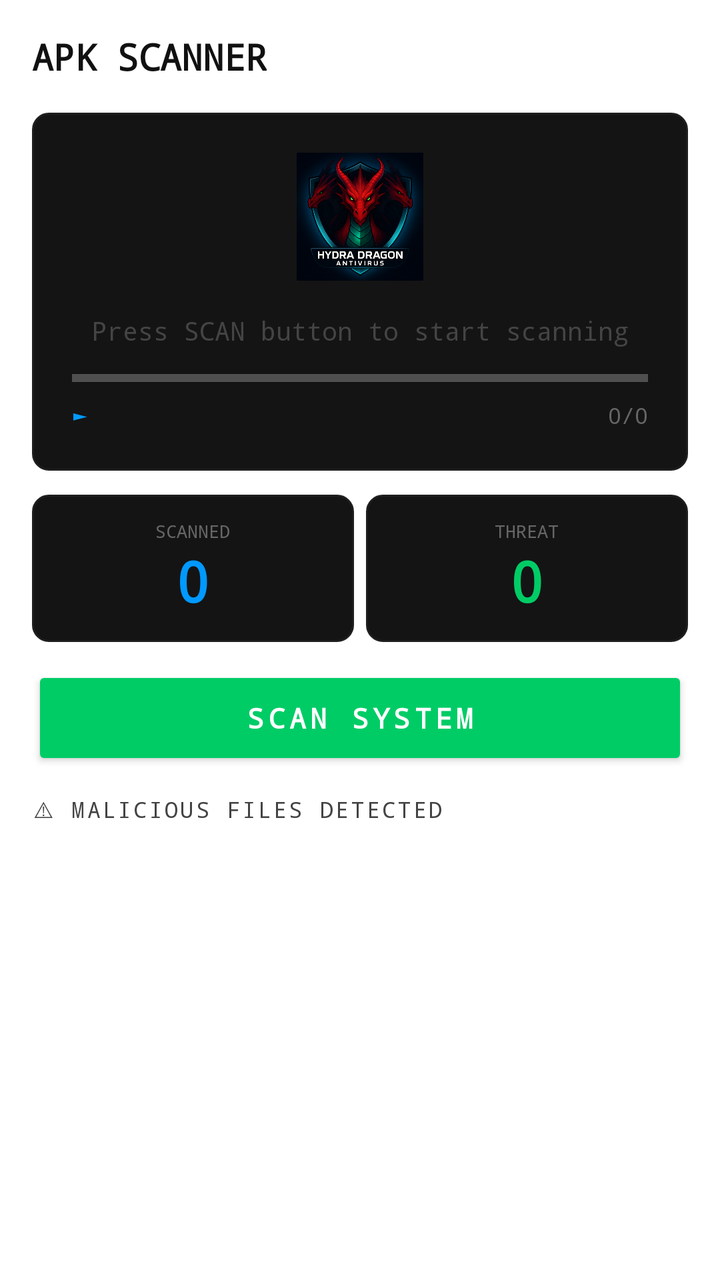
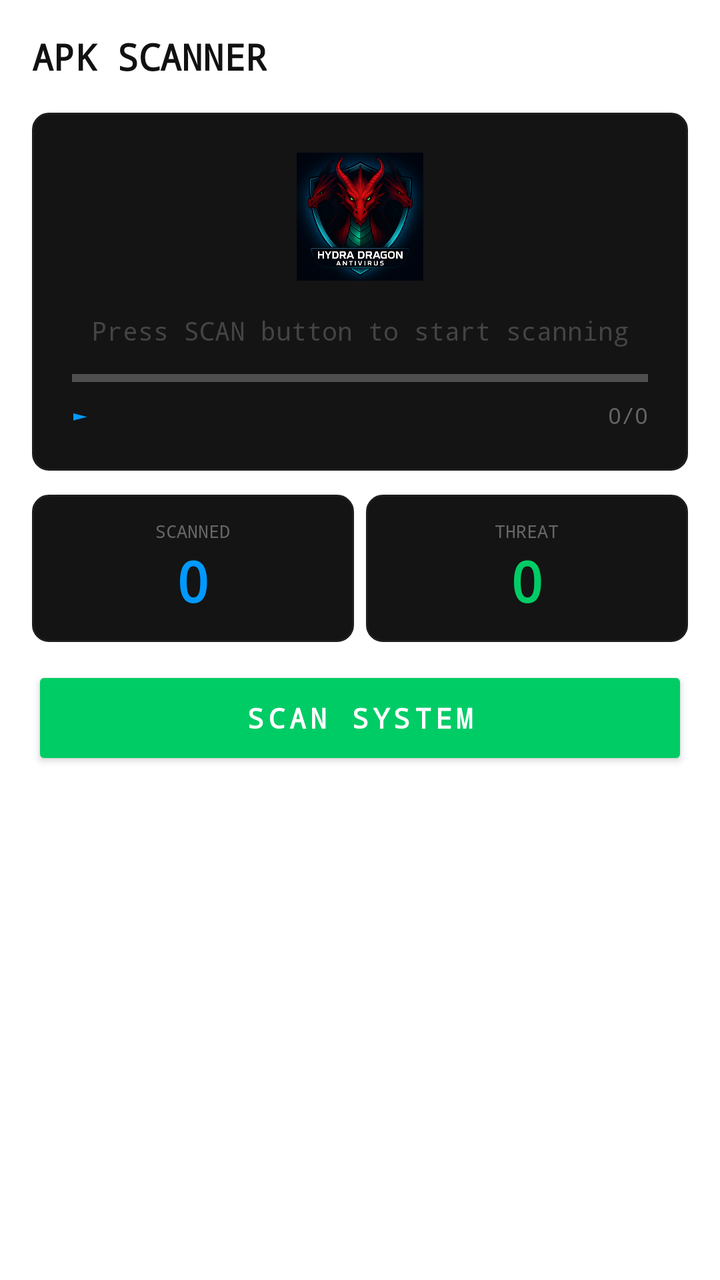

Screens rendered from an Android XML layout before and after an edit, with the pre-edit source and the edit as a unified diff.
<!-- AndroidManifest.xml: application theme Theme.HydraDragon -->
<!-- res/layout/fragment_scan.xml -->
<?xml version="1.0" encoding="utf-8"?>
<LinearLayout
    xmlns:android="http://schemas.android.com/apk/res/android"
    android:layout_width="match_parent"
    android:layout_height="match_parent"
    android:orientation="vertical"
    android:background="@color/bg_primary"
    android:padding="16dp">

    
    <TextView
        android:layout_width="wrap_content"
        android:layout_height="wrap_content"
        android:text="@string/apk_scanner"
        android:textColor="@color/text_primary"
        android:textSize="18sp"
        android:fontFamily="monospace"
        android:textStyle="bold"
        android:layout_marginBottom="16dp"/>

    
    <LinearLayout
        android:layout_width="match_parent"
        android:layout_height="wrap_content"
        android:orientation="vertical"
        android:background="@drawable/bg_card_dark"
        android:padding="20dp"
        android:gravity="center"
        android:layout_marginBottom="12dp">

        
        <ImageView
            android:id="@+id/iv_scanner_icon"
            android:layout_width="64dp"
            android:layout_height="64dp"
            android:src="@drawable/ic_scanner"
            android:layout_marginBottom="16dp"/>

        
        <TextView
            android:id="@+id/tv_scan_status"
            android:layout_width="match_parent"
            android:layout_height="wrap_content"
            android:text="@string/scan_prompt"
            android:textColor="@color/text_secondary"
            android:textSize="13sp"
            android:fontFamily="monospace"
            android:gravity="center"
            android:layout_marginBottom="12dp"/>

        
        <ProgressBar
            android:id="@+id/scan_progress"
            style="?android:attr/progressBarStyleHorizontal"
            android:layout_width="match_parent"
            android:layout_height="6dp"
            android:progressTint="@color/neon_green"
            android:progressBackgroundTint="@color/bg_secondary"
            android:max="100"
            android:progress="0"
            android:layout_marginBottom="8dp"/>

        
        <LinearLayout
            android:layout_width="match_parent"
            android:layout_height="wrap_content"
            android:orientation="horizontal">

            <TextView
                android:id="@+id/tv_current_app"
                android:layout_width="0dp"
                android:layout_height="wrap_content"
                android:layout_weight="1"
                android:text="►"
                android:textColor="@color/neon_cyan"
                android:textSize="11sp"
                android:fontFamily="monospace"
                android:ellipsize="middle"
                android:singleLine="true"/>

            <TextView
                android:id="@+id/tv_progress_text"
                android:layout_width="wrap_content"
                android:layout_height="wrap_content"
                android:text="0/0"
                android:textColor="@color/text_dim"
                android:textSize="11sp"
                android:fontFamily="monospace"/>
        </LinearLayout>
    </LinearLayout>

    
    <LinearLayout
        android:layout_width="match_parent"
        android:layout_height="wrap_content"
        android:orientation="horizontal"
        android:layout_marginBottom="12dp">

        <LinearLayout
            android:layout_width="0dp"
            android:layout_height="wrap_content"
            android:layout_weight="1"
            android:orientation="vertical"
            android:background="@drawable/bg_card_dark"
            android:padding="12dp"
            android:gravity="center"
            android:layout_marginEnd="6dp">

            <TextView
                android:layout_width="wrap_content"
                android:layout_height="wrap_content"
                android:text="@string/scanned"
                android:textColor="@color/text_dim"
                android:textSize="9sp"
                android:fontFamily="monospace"/>

            <TextView
                android:id="@+id/tv_scanned_count"
                android:layout_width="wrap_content"
                android:layout_height="wrap_content"
                android:text="0"
                android:textColor="@color/neon_cyan"
                android:textSize="28sp"
                android:fontFamily="monospace"
                android:textStyle="bold"/>
        </LinearLayout>

        <LinearLayout
            android:layout_width="0dp"
            android:layout_height="wrap_content"
            android:layout_weight="1"
            android:orientation="vertical"
            android:background="@drawable/bg_card_dark"
            android:padding="12dp"
            android:gravity="center">

            <TextView
                android:layout_width="wrap_content"
                android:layout_height="wrap_content"
                android:text="@string/threat"
                android:textColor="@color/text_dim"
                android:textSize="9sp"
                android:fontFamily="monospace"/>

            <TextView
                android:id="@+id/tv_threat_count"
                android:layout_width="wrap_content"
                android:layout_height="wrap_content"
                android:text="0"
                android:textColor="@color/neon_green"
                android:textSize="28sp"
                android:fontFamily="monospace"
                android:textStyle="bold"/>
        </LinearLayout>
    </LinearLayout>

    
    <Button
        android:id="@+id/btn_start_scan"
        android:layout_width="match_parent"
        android:layout_height="52dp"
        android:text="@string/scan_system"
        android:textColor="@color/bg_primary"
        android:fontFamily="monospace"
        android:textStyle="bold"
        android:letterSpacing="0.15"
        android:backgroundTint="@color/neon_green"
        android:layout_marginBottom="12dp"/>

    
    <TextView
        android:layout_width="wrap_content"
        android:layout_height="wrap_content"
        android:text="@string/found_threats"
        android:textColor="@color/text_secondary"
        android:textSize="11sp"
        android:fontFamily="monospace"
        android:letterSpacing="0.1"
        android:layout_marginBottom="8dp"/>

    <androidx.recyclerview.widget.RecyclerView
        android:id="@+id/rv_threats"
        android:layout_width="match_parent"
        android:layout_height="0dp"
        android:layout_weight="1"/>

</LinearLayout>
<!-- resources referenced by this layout -->
<resources>
  <color name="bg_primary">#FFFFFF</color>
  <color name="bg_secondary">#F5F5F5</color>
  <color name="neon_cyan">#0099FF</color>
  <color name="neon_green">#00CC66</color>
  <color name="text_dim">#666666</color>
  <color name="text_primary">#111111</color>
  <color name="text_secondary">#444444</color>
  <!-- drawable bg_card_dark (drawable) -->
  <?xml version="1.0" encoding="utf-8"?>
  <shape xmlns:android="http://schemas.android.com/apk/res/android"
      android:shape="rectangle">
      <solid android:color="#141414"/>
      <corners android:radius="8dp"/>
      <stroke android:width="1dp" android:color="#1E1E1E"/>
  </shape>
  <!-- drawable ic_scanner: png bitmap (drawable, 730476 bytes) -->
  <string name="apk_scanner">APK SCANNER</string>
  <string name="found_threats">⚠ MALICIOUS FILES DETECTED</string>
  <string name="scan_prompt">Press SCAN button to start scanning</string>
  <string name="scan_system">SCAN SYSTEM</string>
  <string name="scanned">SCANNED</string>
  <string name="threat">THREAT</string>
  <style name="Theme.HydraDragon" parent="Theme.AppCompat.DayNight.NoActionBar">
          <item name="colorPrimary">@color/neon_green</item>
          <item name="colorPrimaryDark">@color/bg_primary</item>
          <item name="colorAccent">@color/neon_cyan</item>
          <item name="android:windowBackground">@color/bg_primary</item>
          <item name="android:statusBarColor">@color/bg_primary</item>
          <item name="android:navigationBarColor">@color/nav_bg</item>
      </style>
  <color name="nav_bg">#0C1017</color>
</resources>

<!-- the commit's change to res/layout/fragment_scan.xml (unified diff, before → after) -->
@@ -169,6 +169,7 @@
 
     
     <TextView
+        android:id="@+id/tv_threat_label"
         android:layout_width="wrap_content"
         android:layout_height="wrap_content"
         android:text="@string/found_threats"
@@ -176,7 +177,8 @@
         android:textSize="11sp"
         android:fontFamily="monospace"
         android:letterSpacing="0.1"
-        android:layout_marginBottom="8dp"/>
+        android:layout_marginBottom="8dp"
+        android:visibility="gone"/>
 
     <androidx.recyclerview.widget.RecyclerView
         android:id="@+id/rv_threats"
